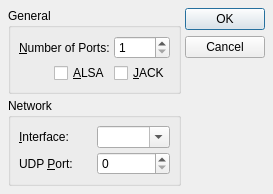
Qt form src/qmidinetOptionsForm.ui (rncbc/qmidinet) before a commit.
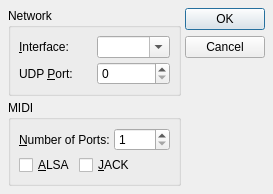
The same form after that commit. Icons and pictures are not drawn.

Commit message: - Attain micro-second precision for JACK MIDI timing, through   home-brew queue sorting pool =) (FIX)

```diff
--- a/src/qmidinetOptionsForm.ui
+++ b/src/qmidinetOptionsForm.ui
@@ -27,7 +27,7 @@
     <x>0</x>
     <y>0</y>
     <width>273</width>
-    <height>183</height>
+    <height>186</height>
    </rect>
   </property>
   <property name="windowTitle">
@@ -41,9 +41,58 @@
    <item>
     <layout class="QVBoxLayout">
      <item>
-      <widget class="QGroupBox" name="GeneralGroupBox">
+      <widget class="QGroupBox" name="NetworkGroupBox">
        <property name="title">
-        <string>General</string>
+        <string>Network</string>
+       </property>
+       <property name="flat">
+        <bool>true</bool>
+       </property>
+       <layout class="QGridLayout">
+        <item row="0" column="0">
+         <widget class="QLabel" name="InterfaceTextLabel">
+          <property name="text">
+           <string>&amp;Interface:</string>
+          </property>
+          <property name="buddy">
+           <cstring>InterfaceComboBox</cstring>
+          </property>
+         </widget>
+        </item>
+        <item row="0" column="1">
+         <widget class="QComboBox" name="InterfaceComboBox">
+          <property name="editable">
+           <bool>true</bool>
+          </property>
+         </widget>
+        </item>
+        <item row="1" column="0">
+         <widget class="QLabel" name="UdpPortTextLabel">
+          <property name="text">
+           <string>UDP &amp;Port:</string>
+          </property>
+          <property name="buddy">
+           <cstring>UdpPortSpinBox</cstring>
+          </property>
+         </widget>
+        </item>
+        <item row="1" column="1">
+         <widget class="QSpinBox" name="UdpPortSpinBox">
+          <property name="accelerated">
+           <bool>true</bool>
+          </property>
+          <property name="maximum">
+           <number>65535</number>
+          </property>
+         </widget>
+        </item>
+       </layout>
+      </widget>
+     </item>
+     <item>
+      <widget class="QGroupBox" name="MidiGroupBox">
+       <property name="title">
+        <string>MIDI</string>
        </property>
        <property name="flat">
         <bool>true</bool>
@@ -77,6 +126,20 @@
         </item>
         <item row="1" column="0" colspan="2">
          <layout class="QHBoxLayout">
+          <item>
+           <widget class="QCheckBox" name="AlsaMidiCheckBox">
+            <property name="text">
+             <string>&amp;ALSA</string>
+            </property>
+           </widget>
+          </item>
+          <item>
+           <widget class="QCheckBox" name="JackMidiCheckBox">
+            <property name="text">
+             <string>&amp;JACK</string>
+            </property>
+           </widget>
+          </item>
           <item>
            <spacer name="horizontalSpacer">
             <property name="orientation">
@@ -90,74 +153,11 @@
             </property>
            </spacer>
           </item>
-          <item>
-           <widget class="QCheckBox" name="AlsaMidiCheckBox">
-            <property name="text">
-             <string>&amp;ALSA</string>
-            </property>
-           </widget>
-          </item>
-          <item>
-           <widget class="QCheckBox" name="JackMidiCheckBox">
-            <property name="text">
-             <string>&amp;JACK</string>
-            </property>
-           </widget>
-          </item>
          </layout>
         </item>
        </layout>
       </widget>
      </item>
-     <item>
-      <widget class="QGroupBox" name="NetworkGroupBox">
-       <property name="title">
-        <string>Network</string>
-       </property>
-       <property name="flat">
-        <bool>true</bool>
-       </property>
-       <layout class="QGridLayout">
-        <item row="0" column="0">
-         <widget class="QLabel" name="InterfaceTextLabel">
-          <property name="text">
-           <string>&amp;Interface:</string>
-          </property>
-          <property name="buddy">
-           <cstring>InterfaceComboBox</cstring>
-          </property>
-         </widget>
-        </item>
-        <item row="0" column="1">
-         <widget class="QComboBox" name="InterfaceComboBox">
-          <property name="editable">
-           <bool>true</bool>
-          </property>
-         </widget>
-        </item>
-        <item row="1" column="0">
-         <widget class="QLabel" name="UdpPortTextLabel">
-          <property name="text">
-           <string>UDP &amp;Port:</string>
-          </property>
-          <property name="buddy">
-           <cstring>UdpPortSpinBox</cstring>
-          </property>
-         </widget>
-        </item>
-        <item row="1" column="1">
-         <widget class="QSpinBox" name="UdpPortSpinBox">
-          <property name="accelerated">
-           <bool>true</bool>
-          </property>
-          <property name="maximum">
-           <number>65535</number>
-          </property>
-         </widget>
-        </item>
-       </layout>
-      </widget>
-     </item>
     </layout>
    </item>
    <item>
```
Left out of the diff: 7 changed lines with no effect on the pictures. The commit also changes 2 other files.
